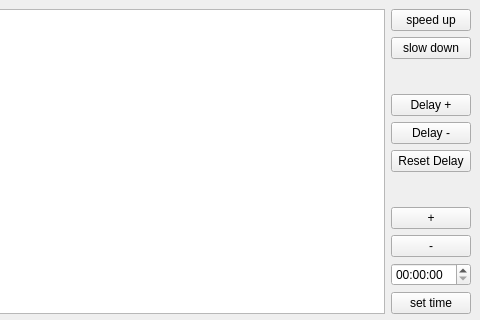
First picture: the form in proj/mainwindow.ui, repository boisbb/ICP, before the edit; both pictures show x 139 to 619 and y 0 to 320 of the 619 by 459 pixel window.
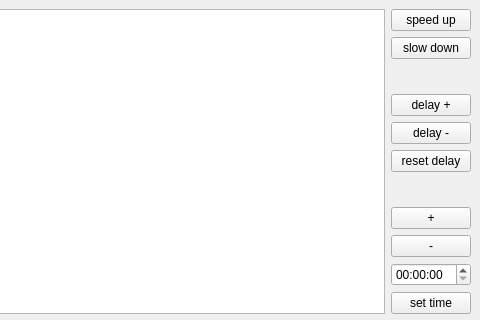
Second picture: the form after the edit.

The edit to the form file:
```diff
--- a/proj/mainwindow.ui
+++ b/proj/mainwindow.ui
@@ -46,21 +46,21 @@
       <item>
        <widget class="QPushButton" name="delay_plus">
         <property name="text">
-         <string>Delay +</string>
+         <string>delay +</string>
         </property>
        </widget>
       </item>
       <item>
        <widget class="QPushButton" name="delay_minus">
         <property name="text">
-         <string>Delay -</string>
+         <string>delay -</string>
         </property>
        </widget>
       </item>
       <item>
        <widget class="QPushButton" name="delay_reset">
         <property name="text">
-         <string>Reset Delay</string>
+         <string>reset delay</string>
         </property>
        </widget>
       </item>
```
